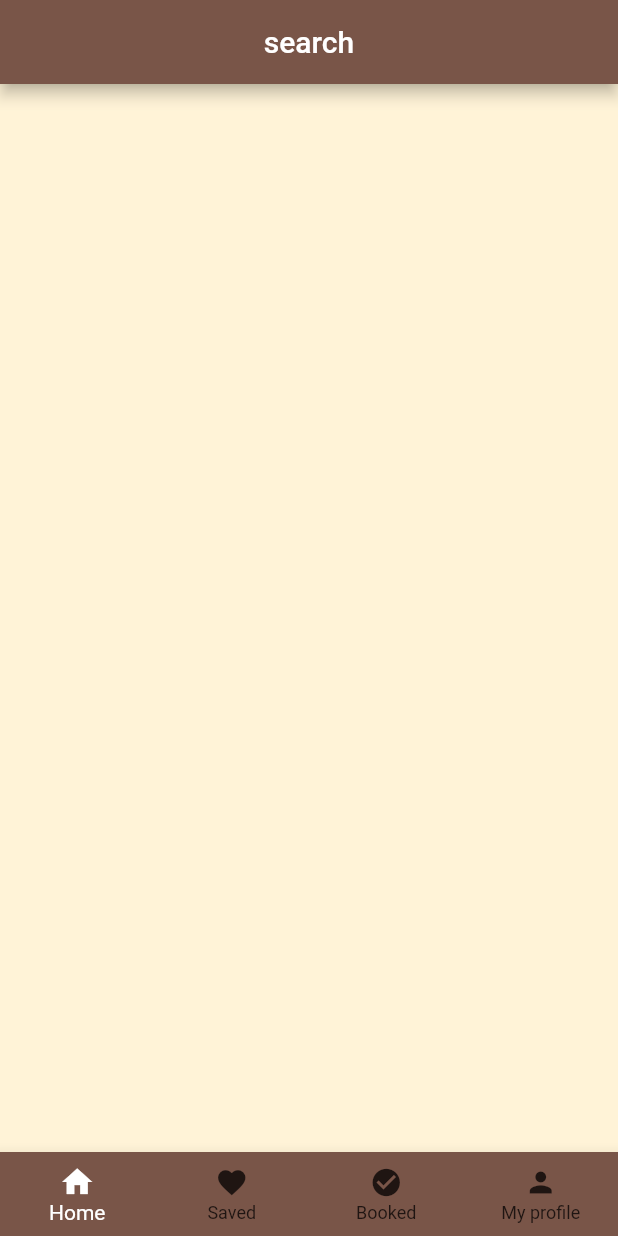
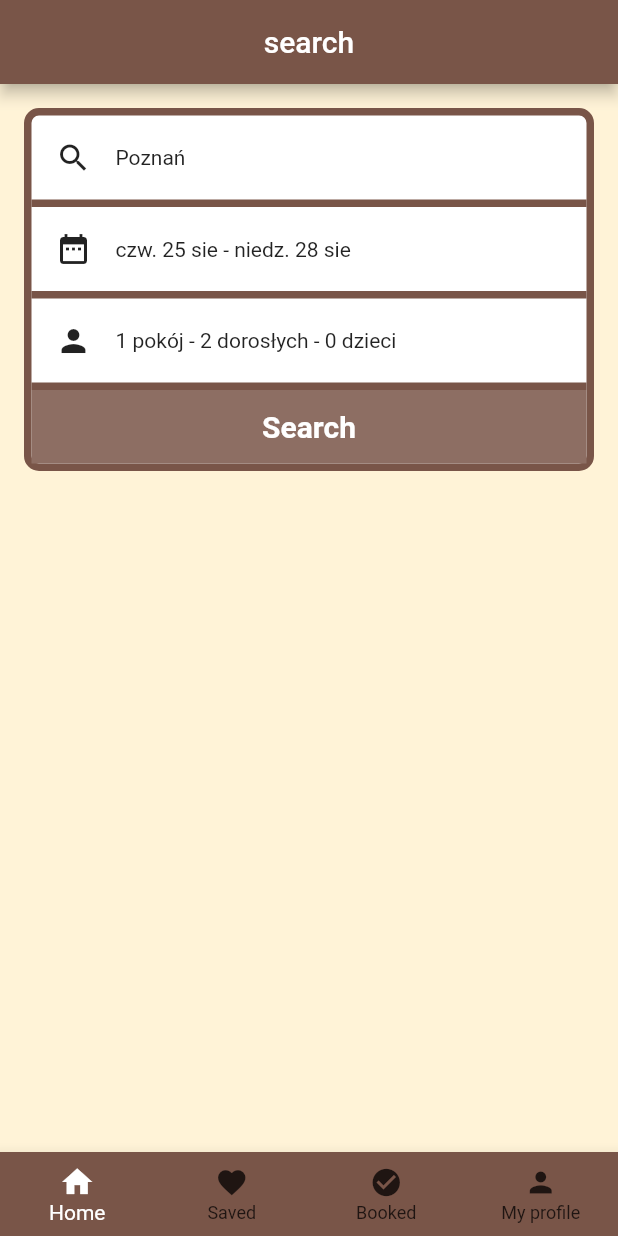
Before and after one commit to makjac/Flutter_HotelMotel_App, a Flutter app: the screen it shows after launch, on a phone screen of 412 x 824 dp. Run offline on Flutter 3.47's test engine with Material 2 defaults, Android fonts, the phone set to English and light mode, and no system bars; our stand-ins replace bloc, firebase_auth, firebase_core, flutter_bloc, flutter_rating_bar, get_it; accounts and stored records are empty; Roboto replaces fonts that are missing (Poopins).

Commit message:
searcher from

```diff
--- a/lib/main.dart
+++ b/lib/main.dart
@@ -25,7 +25,7 @@ class HotelMotelApp extends StatelessWidget {
   @override
   Widget build(BuildContext context) {
     return MaterialApp(
-      theme: ThemeData(fontFamily: 'Poopins'),
+      //theme: ThemeData(fontFamily: 'Poopins'),
       debugShowCheckedModeBanner: false,
       onGenerateRoute: router.generateRoute,
     );
--- a/lib/screens/home_screens/bookings/bookings_page.dart
+++ b/lib/screens/home_screens/bookings/bookings_page.dart
@@ -1,5 +1,7 @@
 import 'package:flutter/material.dart';
+import 'package:hotel_motel/temp/test_hotel.dart';
 import 'package:hotel_motel/theme/theme_base.dart';
+import 'package:hotel_motel/widgets/cards/hotel_thumbnail.dart';
 
 class BookingsPage extends StatefulWidget {
   const BookingsPage({Key? key}) : super(key: key);
@@ -18,6 +20,15 @@ class _BookingsPageState extends State<BookingsPage> {
         backgroundColor: InsetsColors.abBackgroundColor,
         centerTitle: true,
       ),
+      body: Padding(
+        padding: const EdgeInsets.all(8.0),
+        child: Column(
+          children: [
+            HotelThumbnail(hotel: TestHotel.hotels[1]),
+            HotelThumbnail(hotel: TestHotel.hotels[5]),
+          ],
+        ),
+      ),
     );
   }
 }
--- a/lib/screens/home_screens/favorite/favorite_page.dart
+++ b/lib/screens/home_screens/favorite/favorite_page.dart
@@ -22,7 +22,7 @@ class _FavoritePageState extends State<FavoritePage> {
       ),
       body: SingleChildScrollView(
         child: Padding(
-          padding: const EdgeInsets.all(8.0),
+          padding: const EdgeInsets.all(Insets.xs),
           child: Column(
             children: TestHotel.hotels
                 .map((e) => Padding(
--- /dev/null
+++ b/lib/screens/home_screens/search/search_form.dart
@@ -0,0 +1,98 @@
+import 'package:flutter/material.dart';
+import 'package:hotel_motel/theme/colors.dart';
+import 'package:hotel_motel/theme/design_system.dart';
+
+class SearchForm extends StatelessWidget {
+  const SearchForm({Key? key}) : super(key: key);
+
+  @override
+  Widget build(BuildContext context) {
+    return Container(
+      decoration: BoxDecoration(
+          borderRadius: BorderRadius.circular(10),
+          color: Colors.white,
+          border: Border.all(color: Colors.brown, width: 5)),
+      child: Column(
+        mainAxisSize: MainAxisSize.min,
+        children: [
+          Material(
+            color: Colors.transparent,
+            child: InkWell(
+              onTap: () {},
+              splashColor: InsetsColors.splashColor,
+              child: Padding(
+                padding: const EdgeInsets.all(Insets.s),
+                child: Row(
+                  children: const [
+                    Icon(Icons.search),
+                    SizedBox(width: Insets.s),
+                    Text("Poznań"),
+                  ],
+                ),
+              ),
+            ),
+          ),
+          Container(color: Colors.brown, width: double.infinity, height: 5),
+          Material(
+            color: Colors.transparent,
+            child: InkWell(
+              onTap: () {},
+              splashColor: InsetsColors.splashColor,
+              child: Padding(
+                padding: const EdgeInsets.all(Insets.s),
+                child: Row(
+                  children: const [
+                    Icon(Icons.date_range),
+                    SizedBox(width: Insets.s),
+                    Text("czw. 25 sie - niedz. 28 sie")
+                  ],
+                ),
+              ),
+            ),
+          ),
+          Container(color: Colors.brown, width: double.infinity, height: 5),
+          Material(
+            color: Colors.transparent,
+            child: InkWell(
+              onTap: () {},
+              splashColor: InsetsColors.splashColor,
+              child: Padding(
+                padding: const EdgeInsets.all(Insets.s),
+                child: Row(
+                  children: const [
+                    Icon(Icons.person),
+                    SizedBox(width: Insets.s),
+                    Text("1 pokój - 2 dorosłych - 0 dzieci")
+                  ],
+                ),
+              ),
+            ),
+          ),
+          Container(color: Colors.brown, width: double.infinity, height: 5),
+          Material(
+            color: Colors.transparent,
+            child: InkWell(
+              onTap: () {},
+              splashColor: InsetsColors.splashColor,
+              child: Container(
+                width: double.infinity,
+                color: Colors.brown[400],
+                child: const Center(
+                    child: Padding(
+                  padding: EdgeInsets.all(13),
+                  child: Text(
+                    "Search",
+                    style: TextStyle(
+                        fontWeight: FontWeight.bold,
+                        color: Colors.white,
+                        fontSize: 20),
+                  ),
+                )),
+              ),
+            ),
+          )
+        ],
+      ),
+    );
+  }
+}
--- a/lib/screens/home_screens/search/search_page.dart
+++ b/lib/screens/home_screens/search/search_page.dart
@@ -1,4 +1,5 @@
 import 'package:flutter/material.dart';
+import 'package:hotel_motel/screens/home_screens/search/search_form.dart';
 import 'package:hotel_motel/theme/theme_base.dart';
 
 class SearchPage extends StatelessWidget {
@@ -13,6 +14,10 @@ class SearchPage extends StatelessWidget {
         backgroundColor: InsetsColors.abBackgroundColor,
         centerTitle: true,
       ),
+      body: const Padding(
+        padding: EdgeInsets.all(Insets.s),
+        child: SearchForm(),
+      ),
     );
   }
 }
--- a/lib/theme/colors.dart
+++ b/lib/theme/colors.dart
@@ -6,6 +6,9 @@ class InsetsColors {
 
   //AppBar
   static const Color abBackgroundColor = Colors.brown;
+
+  //effects
+  static const Color splashColor = Color.fromARGB(34, 121, 85, 72);
 
   //auth screens
   static const Color authShapeMainColor = Color.fromARGB(255, 231, 139, 0);
@@ -37,6 +40,6 @@ class InsetsColors {
 
   // RatingBar
   static Color? emptyStarColor = Colors.brown[100];
-  static Color? halfStarColor = Colors.brown[300];
-  static Color? fullStarColor = Colors.brown[400];
+  static Color? halfStarColor = Colors.brown[400];
+  static Color? fullStarColor = Colors.brown;
 }
```
Also changed, not shown: pubspec.yaml (+17 -9 lines).
